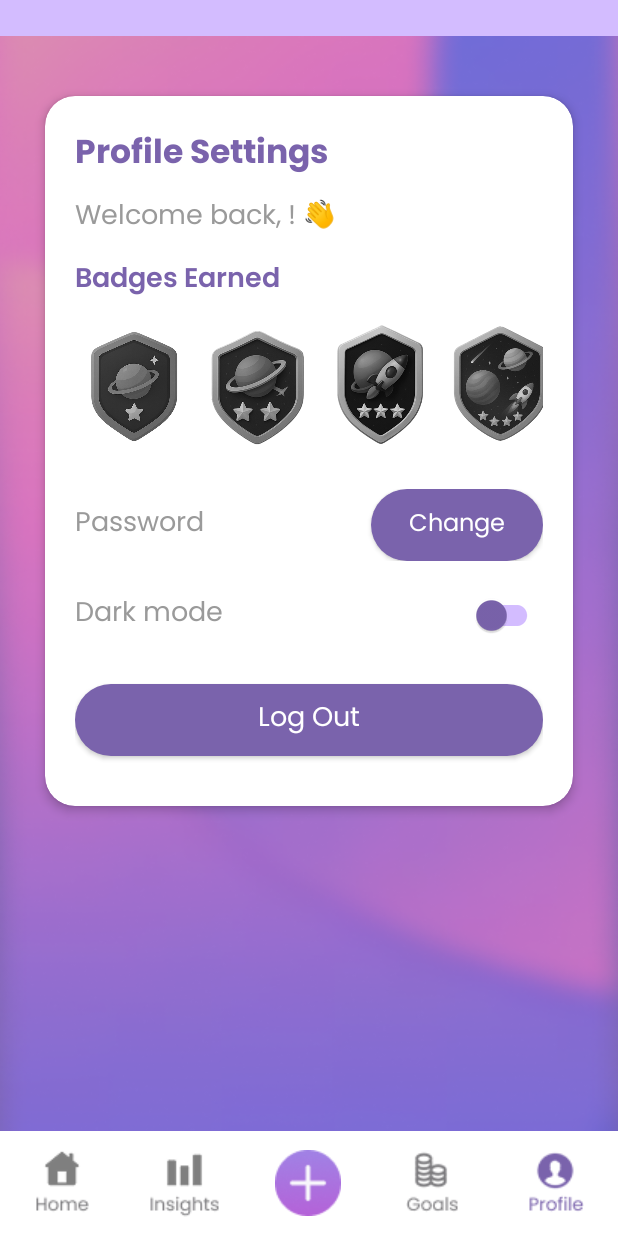
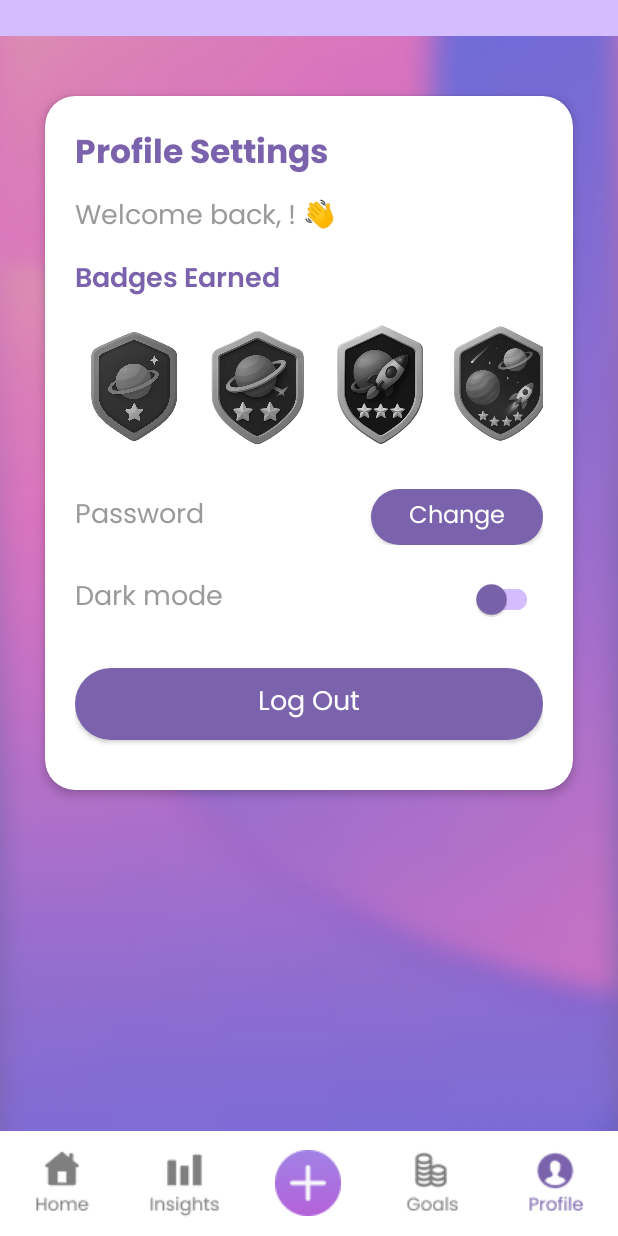
Before and after one commit to st10033925-azrahhabib/Coinverse, an Android app: the Profile screen opened directly, with no data from a screen before it, on a phone screen of 412 x 824 dp. Run offline under Robolectric (Android 15) with nearby library versions, the phone set to English and light mode, and no system bars; our stand-ins replace Firebase (no records; nobody signed in at launch, a user with empty details on screens opened directly), Room's generated code.

Commit message:
UI adjustments

```diff
--- a/app/src/main/res/layout/activity_budget_goals.xml
+++ b/app/src/main/res/layout/activity_budget_goals.xml
@@ -141,6 +141,7 @@
                     android:layout_marginStart="25dp"
                     android:layout_marginTop="16dp"
                     android:layout_marginEnd="25dp"
+                    android:layout_marginBottom="30dp"
                     app:cardBackgroundColor="@color/card_background"
                     app:cardCornerRadius="20dp"
                     app:cardElevation="4dp">
--- a/app/src/main/res/layout/activity_profile.xml
+++ b/app/src/main/res/layout/activity_profile.xml
@@ -136,7 +136,7 @@
                 <androidx.appcompat.widget.AppCompatButton
                     android:id="@+id/changePassword"
                     android:layout_width="wrap_content"
-                    android:layout_height="wrap_content"
+                    android:layout_height="37dp"
                     android:background="@drawable/logout_button"
                     android:textSize="16sp"
                     android:fontFamily="@font/poppinsregular"
--- a/app/src/main/res/layout/category_rv.xml
+++ b/app/src/main/res/layout/category_rv.xml
@@ -17,7 +17,7 @@
         android:text="Fuel"
         android:maxLines="1"
         android:ellipsize="end"
-        android:textSize="18sp"
+        android:textSize="16sp"
         android:textColor="@color/coinverse_purple"
         android:fontFamily="@font/poppinssemibold" />
 
--- a/app/src/main/res/layout/item_expense.xml
+++ b/app/src/main/res/layout/item_expense.xml
@@ -30,7 +30,7 @@
         android:layout_marginEnd="10dp"
         android:paddingEnd="5dp"
         android:text="Category Name"
-        android:textSize="18sp"
+        android:textSize="16sp"
         android:textColor="@color/coinverse_purple"
         android:fontFamily="@font/poppinssemibold"
         android:maxLines="1"
@@ -45,7 +45,7 @@
         android:fontFamily="@font/poppinssemibold"
         android:text="0"
         android:textColor="#9A9A9A"
-        android:textSize="18sp" />
+        android:textSize="16sp" />
 
     <ImageView
         android:id="@+id/ivIcon"
```
